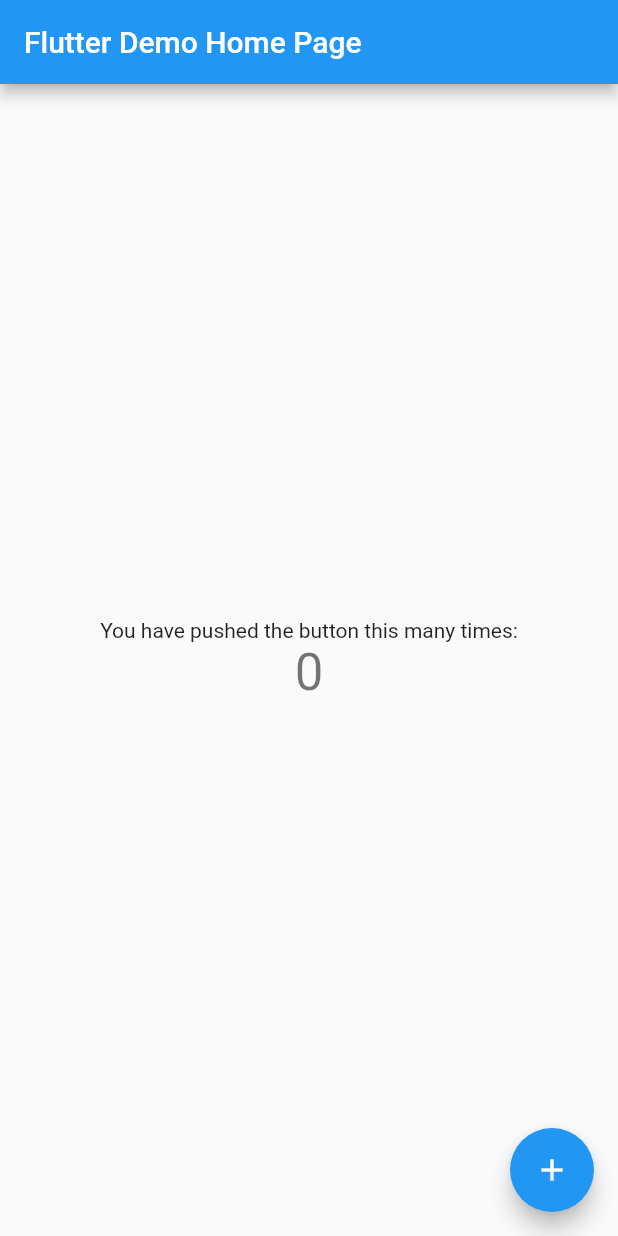
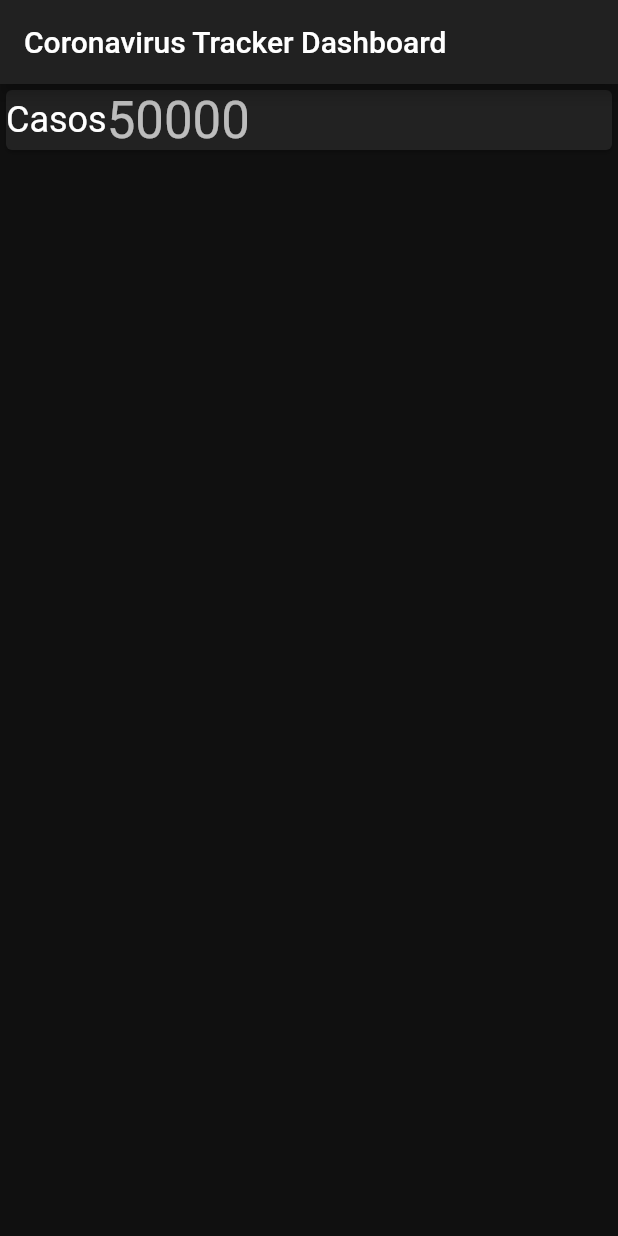
Before and after one commit to DiegoCarvalho75/rest_api_course, a Flutter app: the screen it shows after launch, on a phone screen of 412 x 824 dp. Run offline on Flutter 3.47's test engine with Material 2 defaults, Android fonts, the phone set to English and light mode, and no system bars.

Commit message:
Dashboard

```diff
--- /dev/null
+++ b/lib/app/services/api.dart
@@ -0,0 +1,43 @@
+import 'package:flutter/foundation.dart';
+
+import './api_keys.dart';
+
+enum Endpoint {
+  cases,
+  casesSuspect,
+  casesConfirmed,
+  deaths,
+  recovered,
+}
+
+class API {
+  final String apiKey;
+
+  API({
+    @required this.apiKey,
+  });
+
+  factory API.sandbox() => API(apiKey: APIKeys.ncovSandboxkey);
+
+  static final String host = "ncov2019-admin.firebaseapp.com";
+
+  Uri tokenUri() => Uri(
+        scheme: 'https',
+        host: host,
+        path: 'token',
+      );
+
+  Uri endpointUri(Endpoint endpoint) => Uri(
+        scheme: '',
+        host: '',
+        path: _path[endpoint],
+      );
+
+  static Map<Endpoint, String> _path = {
+    Endpoint.cases: 'case',
+    Endpoint.casesConfirmed: 'casesConfirmed',
+    Endpoint.casesSuspect: 'casesSuspect',
+    Endpoint.deaths: 'deaths',
+    Endpoint.recovered: 'recovered',
+  };
+}
--- /dev/null
+++ b/lib/app/ui/dashboard.dart
@@ -0,0 +1,29 @@
+import 'package:flutter/material.dart';
+import 'package:rest_api_course/app/services/api.dart';
+import 'package:rest_api_course/app/ui/endpoint_card.dart';
+
+class Dashboard extends StatefulWidget {
+  Dashboard({Key key}) : super(key: key);
+
+  @override
+  _DashboardState createState() => _DashboardState();
+}
+
+class _DashboardState extends State<Dashboard> {
+  @override
+  Widget build(BuildContext context) {
+    return Scaffold(
+      appBar: AppBar(
+        title: Text('Coronavirus Tracker Dashboard'),
+      ),
+      body: ListView(
+        children: [
+          EndpointCard(
+            endpoint: Endpoint.cases,
+            value: 50000,
+          )
+        ],
+      ),
+    );
+  }
+}
--- /dev/null
+++ b/lib/app/ui/endpoint_card.dart
@@ -0,0 +1,34 @@
+import 'package:flutter/material.dart';
+
+import '../services/api.dart';
+
+class EndpointCard extends StatelessWidget {
+  const EndpointCard({
+    Key key,
+    this.endpoint,
+    this.value,
+  }) : super(key: key);
+
+  final Endpoint endpoint;
+  final int value;
+
+  @override
+  Widget build(BuildContext context) {
+    return Container(
+      child: Card(
+        child: Row(
+          children: [
+            Text(
+              "Casos",
+              style: Theme.of(context).textTheme.headline5,
+            ),
+            Text(
+              value?.toString() ?? '',
+              style: Theme.of(context).textTheme.headline4,
+            )
+          ],
+        ),
+      ),
+    );
+  }
+}
--- a/lib/main.dart
+++ b/lib/main.dart
@@ -1,4 +1,10 @@
 import 'package:flutter/material.dart';
+import 'package:provider/provider.dart';
+
+import 'app/repositories/data_repositories.dart';
+import 'app/services/api_service.dart';
+import 'app/services/api.dart';
+import 'app/ui/dashboard.dart';
 
 void main() {
   runApp(MyApp());
@@ -9,113 +15,18 @@
 
   @override
   Widget build(BuildContext context) {
-    return MaterialApp(
-
-      title: 'Flutter Demo',
-      theme: ThemeData(
-
-        // This is the theme of your application.
-        //
-        // Try running your application with "flutter run". You'll see the
-        // application has a blue toolbar. Then, without quitting the app, try
-        // changing the primarySwatch below to Colors.green and then invoke
-        // "hot reload" (press "r" in the console where you ran "flutter run",
-        // or simply save your changes to "hot reload" in a Flutter IDE).
-        // Notice that the counter didn't reset back to zero; the application
-        // is not restarted.
-        primarySwatch: Colors.blue,
-
-        // This makes the visual density adapt to the platform that you run
-        // the app on. For desktop platforms, the controls will be smaller and
-        // closer together (more dense) than on mobile platforms.
-        visualDensity: VisualDensity.adaptivePlatformDensity,
+    return Provider<DataRepository>(
+      create: (_) => DataRepository(
+        apiService: APIService(API.sandbox()),
       ),
-      home: MyHomePage(title: 'Flutter Demo Home Page'),
+      child: MaterialApp(
+          debugShowCheckedModeBanner: false,
+          title: 'Coronavirus Tracker',
+          theme: ThemeData.dark().copyWith(
+            scaffoldBackgroundColor: Color(0xFF101010),
+            cardColor: Color(0xFF222222),
+          ),
+          home: Dashboard()),
     );
   }
 }
-
-class MyHomePage extends StatefulWidget {
-  MyHomePage({Key key, this.title}) : super(key: key);
-
-  // This widget is the home page of your application. It is stateful, meaning
-  // that it has a State object (defined below) that contains fields that affect
-  // how it looks.
-
-  // This class is the configuration for the state. It holds the values (in this
-  // case the title) provided by the parent (in this case the App widget) and
-  // used by the build method of the State. Fields in a Widget subclass are
-  // always marked "final".
-
-  final String title;
-
-  @override
-  _MyHomePageState createState() => _MyHomePageState();
-}
-
-class _MyHomePageState extends State<MyHomePage> {
-  int _counter = 0;
-
-  void _incrementCounter() {
-    setState(() {
-      // This call to setState tells the Flutter framework that something has
-      // changed in this State, which causes it to rerun the build method below
-      // so that the display can reflect the updated values. If we changed
-      // _counter without calling setState(), then the build method would not be
-      // called again, and so nothing would appear to happen.
-      _counter++;
-    });
-  }
-
-  @override
-  Widget build(BuildContext context) {
-    // This method is rerun every time setState is called, for instance as done
-    // by the _incrementCounter method above.
-    //
-    // The Flutter framework has been optimized to make rerunning build methods
-    // fast, so that you can just rebuild anything that needs updating rather
-    // than having to individually change instances of widgets.
-    return Scaffold(
-      appBar: AppBar(
-        // Here we take the value from the MyHomePage object that was created by
-        // the App.build method, and use it to set our appbar title.
-        title: Text(widget.title),
-      ),
-      body: Center(
-        // Center is a layout widget. It takes a single child and positions it
-        // in the middle of the parent.
-        child: Column(
-          // Column is also a layout widget. It takes a list of children and
-          // arranges them vertically. By default, it sizes itself to fit its
-          // children horizontally, and tries to be as tall as its parent.
-          //
-          // Invoke "debug painting" (press "p" in the console, choose the
-          // "Toggle Debug Paint" action from the Flutter Inspector in Android
-          // Studio, or the "Toggle Debug Paint" command in Visual Studio Code)
-          // to see the wireframe for each widget.
-          //
-          // Column has various properties to control how it sizes itself and
-          // how it positions its children. Here we use mainAxisAlignment to
-          // center the children vertically; the main axis here is the vertical
-          // axis because Columns are vertical (the cross axis would be
-          // horizontal).
-          mainAxisAlignment: MainAxisAlignment.center,
-          children: <Widget>[
-            Text(
-              'You have pushed the button this many times:',
-            ),
-            Text(
-              '$_counter',
-              style: Theme.of(context).textTheme.headline4,
-            ),
-          ],
-        ),
-      ),
-      floatingActionButton: FloatingActionButton(
-        onPressed: _incrementCounter,
-        tooltip: 'Increment',
-        child: Icon(Icons.add),
-      ), // This trailing comma makes auto-formatting nicer for build methods.
-    );
-  }
-}
```
Also changed, not shown: lib/app/repositories/data_repositories.dart (added, +34 -0 lines), lib/app/services/api_service.dart (added, +64 -0 lines), pubspec.yaml (+2 -9 lines), lib/mixins.dart (deleted), pubspec.lock, 2 other files.
